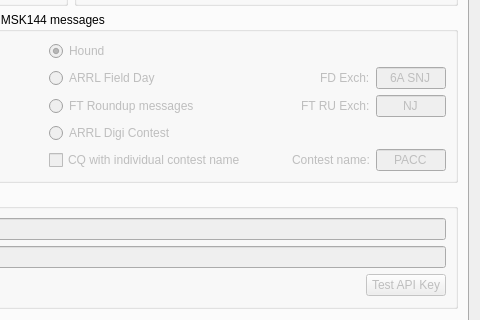
Qt form Configuration.ui (uaro-radio/wsjtx) before a commit; both pictures show x 338 to 818 and y 296 to 616 of the 818 by 709 pixel window.
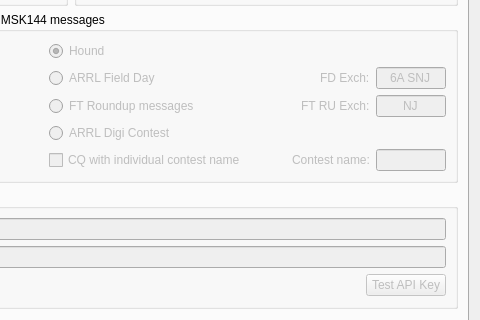
The same form after that commit. The open tabs and pages were chosen to show the change. Custom widgets are drawn as their Qt base class.

```diff
--- a/Configuration.ui
+++ b/Configuration.ui
@@ -2867,7 +2867,7 @@
                  </size>
                 </property>
                 <property name="text">
-                 <string>PACC</string>
+                 <string/>
                 </property>
                 <property name="maxLength">
                  <number>4</number>
```
Left out of the diff: 12 changed lines with no effect on the pictures.
